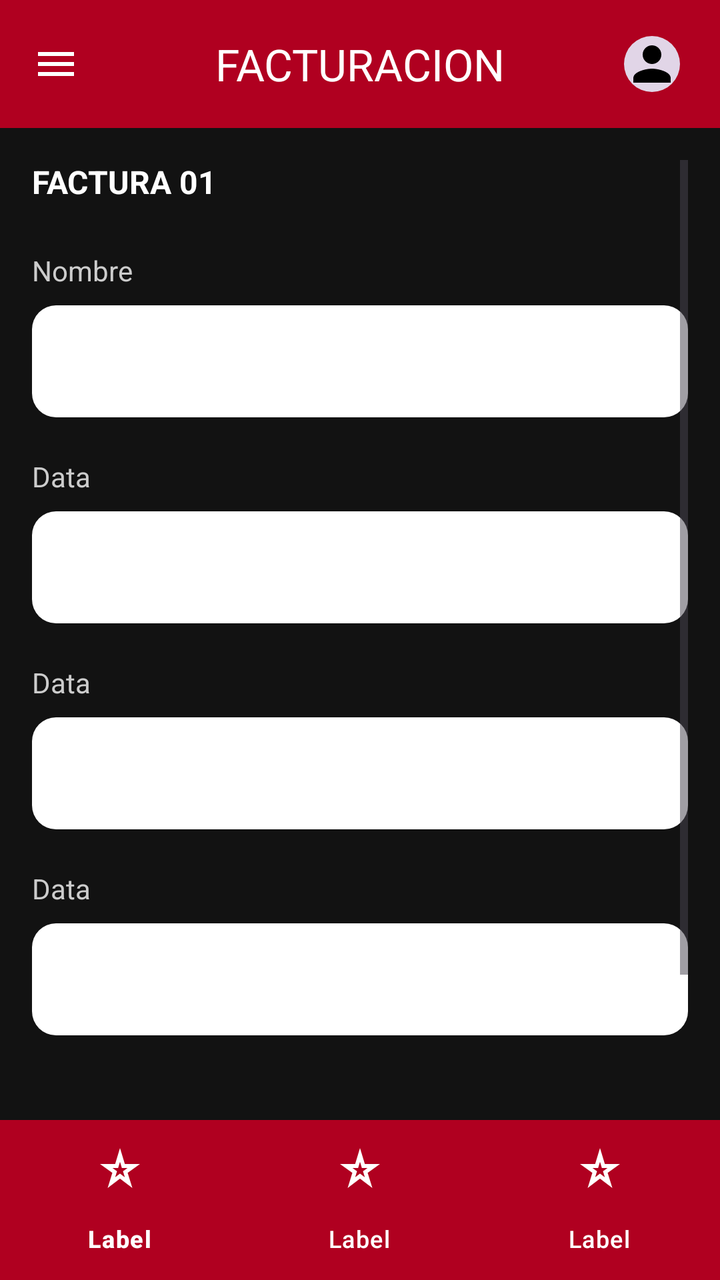
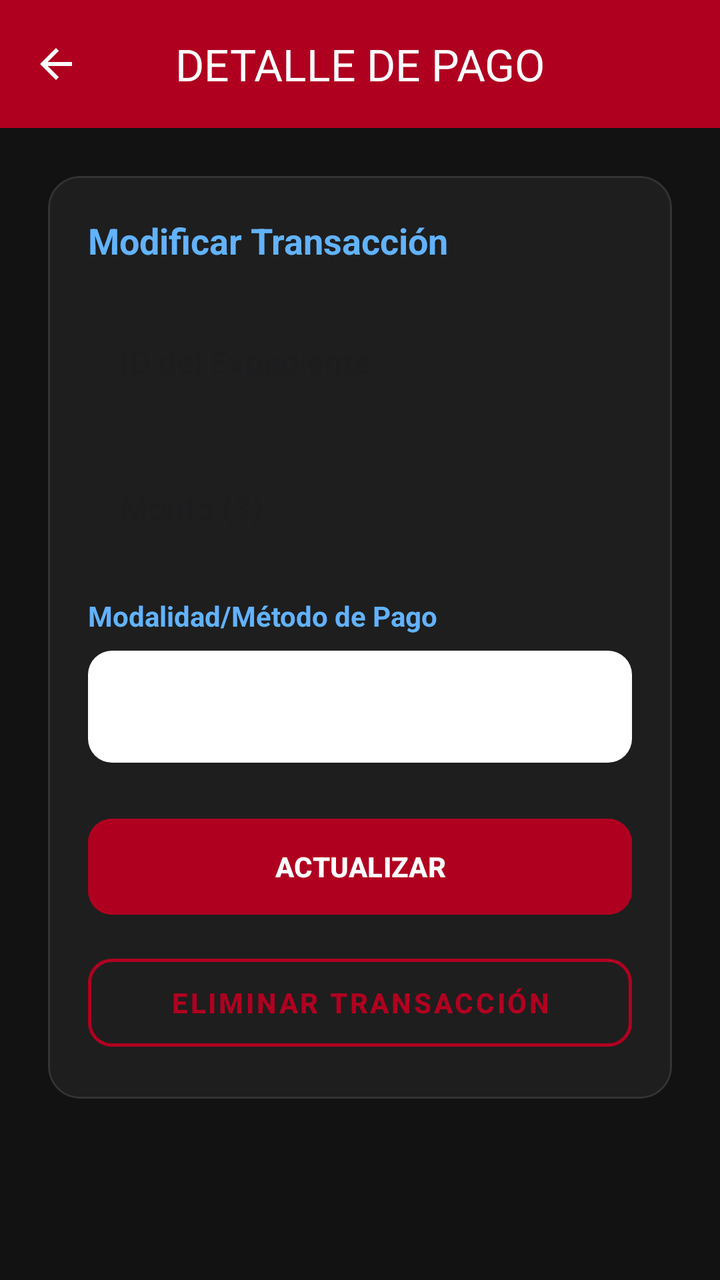

Two renders of the same Android screen: before a commit and after it. Below are the layout's source before the change and the commit's diff.
<!-- AndroidManifest.xml: application theme Theme.Autotechs -->
<!-- res/layout/activity_facturacion_editar.xml -->
<?xml version="1.0" encoding="utf-8"?>
<androidx.constraintlayout.widget.ConstraintLayout
    xmlns:android="http://schemas.android.com/apk/res/android"
    xmlns:app="http://schemas.android.com/apk/res-auto"
    xmlns:tools="http://schemas.android.com/tools"
    android:layout_width="match_parent"
    android:layout_height="match_parent"
    android:background="#121212"
    tools:context=".VehiculosCrudActivity">

    <com.google.android.material.appbar.AppBarLayout
        android:id="@+id/appBarLayout"
        android:layout_width="match_parent"
        android:layout_height="wrap_content"
        app:layout_constraintTop_toTopOf="parent">

        <com.google.android.material.appbar.MaterialToolbar
            android:id="@+id/topAppBar"
            android:layout_width="match_parent"
            android:layout_height="?attr/actionBarSize"
            android:background="#B00020"
            app:navigationIcon="@drawable/ic_menu"
            app:navigationIconTint="@android:color/white"
            app:title="FACTURACION"
            app:titleCentered="true"
            app:titleTextColor="@android:color/white">

            <com.google.android.material.imageview.ShapeableImageView
                android:layout_width="36dp"
                android:layout_height="36dp"
                android:layout_gravity="end"
                android:layout_marginEnd="16dp"
                android:background="#E1D5E7"
                android:padding="4dp"
                android:src="@drawable/ic_profile_placeholder"
                app:shapeAppearanceOverlay="@style/CircleImageStyle" />
        </com.google.android.material.appbar.MaterialToolbar>
    </com.google.android.material.appbar.AppBarLayout>

    <ScrollView
        android:layout_width="match_parent"
        android:layout_height="0dp"
        android:paddingHorizontal="16dp"
        android:paddingTop="16dp"
        app:layout_constraintTop_toBottomOf="@id/appBarLayout"
        app:layout_constraintBottom_toTopOf="@id/bottomNavigation">

        <LinearLayout
            android:layout_width="match_parent"
            android:layout_height="wrap_content"
            android:orientation="vertical">

            <TextView
                android:id="@+id/tvSubtitleLabel"
                android:layout_width="wrap_content"
                android:layout_height="wrap_content"
                android:layout_marginBottom="24dp"
                android:text="FACTURA 01"
                android:textColor="@android:color/white"
                android:textSize="16sp"
                android:textStyle="bold" />

            <TextView
                android:id="@+id/tvField1Label"
                style="@style/InputFieldLabelStyle"
                android:text="Nombre" />
            <com.google.android.material.textfield.TextInputEditText
                android:id="@+id/etField1"
                style="@style/InputFieldStyle" />

            <TextView
                android:id="@+id/tvField2Label"
                style="@style/InputFieldLabelStyle"
                android:text="Data" />
            <com.google.android.material.textfield.TextInputEditText
                android:id="@+id/etField2"
                style="@style/InputFieldStyle" />

            <TextView
                android:id="@+id/tvField3Label"
                style="@style/InputFieldLabelStyle"
                android:text="Data" />
            <com.google.android.material.textfield.TextInputEditText
                android:id="@+id/etField3"
                style="@style/InputFieldStyle" />

            <TextView
                android:id="@+id/tvField4Label"
                style="@style/InputFieldLabelStyle"
                android:text="Data" />
            <com.google.android.material.textfield.TextInputEditText
                android:id="@+id/etField4"
                style="@style/InputFieldStyle" />

            <View
                android:layout_width="match_parent"
                android:layout_height="32dp" />

            <LinearLayout
                android:layout_width="wrap_content"
                android:layout_height="wrap_content"
                android:layout_gravity="end"
                android:orientation="horizontal"
                android:layout_marginBottom="24dp">

                <com.google.android.material.button.MaterialButton
                    android:id="@+id/btnBorrar"
                    style="@style/OutlinedActionButtonStyle"
                    android:text="BORRAR" />

                <com.google.android.material.button.MaterialButton
                    android:id="@+id/btnEditar"
                    style="@style/SolidActionButtonStyle"
                    android:layout_marginStart="16dp"
                    android:text="EDITAR" />
            </LinearLayout>

        </LinearLayout>
    </ScrollView>

    <com.google.android.material.bottomnavigation.BottomNavigationView
        android:id="@+id/bottomNavigation"
        android:layout_width="match_parent"
        android:layout_height="wrap_content"
        android:background="#B00020"
        app:itemIconTint="@android:color/white"
        app:itemTextColor="@android:color/white"
        app:labelVisibilityMode="labeled"
        app:layout_constraintBottom_toBottomOf="parent"
        app:menu="@menu/bottom_nav_menu" />

</androidx.constraintlayout.widget.ConstraintLayout>
<!-- resources referenced by this layout -->
<resources>
  <!-- drawable ic_menu (drawable) -->
  <vector xmlns:android="http://schemas.android.com/apk/res/android" android:height="24dp" android:tint="#000000" android:viewportHeight="24" android:viewportWidth="24" android:width="24dp">
        
      <path android:fillColor="@android:color/white" android:pathData="M3,18h18v-2L3,16v2zM3,13h18v-2L3,11v2zM3,6v2h18L21,6L3,6z"/>
      
  </vector>
  <!-- drawable ic_profile_placeholder (drawable) -->
  <vector xmlns:android="http://schemas.android.com/apk/res/android" android:height="24dp" android:tint="#000000" android:viewportHeight="24" android:viewportWidth="24" android:width="24dp">
        
      <path android:fillColor="@android:color/white" android:pathData="M12,12c2.21,0 4,-1.79 4,-4s-1.79,-4 -4,-4 -4,1.79 -4,4 1.79,4 4,4zM12,14c-2.67,0 -8,1.34 -8,4v2h16v-2c0,-2.66 -5.33,-4 -8,-4z"/>
      
  </vector>
  <style name="CircleImageStyle">
          <item name="cornerSize">50%</item>
      </style>
  <style name="InputFieldLabelStyle">
          <item name="android:layout_width">wrap_content</item>
          <item name="android:layout_height">wrap_content</item>
          <item name="android:layout_marginBottom">8dp</item>
          <item name="android:textColor">#CCCCCC</item>
          <item name="android:textSize">14sp</item>
      </style>
  <style name="InputFieldStyle">
          <item name="android:layout_width">match_parent</item>
          <item name="android:layout_height">56dp</item>
          <item name="android:layout_marginBottom">20dp</item>
          <item name="android:background">@drawable/bg_input_field</item>
          <item name="android:paddingLeft">16dp</item>
          <item name="android:paddingRight">16dp</item>
          <item name="android:textColor">#000000</item>
          <item name="android:textSize">16sp</item>
      </style>
  <style name="OutlinedActionButtonStyle" parent="Widget.MaterialComponents.Button.OutlinedButton">
          <item name="android:layout_width">wrap_content</item>
          <item name="android:layout_height">wrap_content</item>
          <item name="android:paddingLeft">24dp</item>
          <item name="android:paddingRight">24dp</item>
          <item name="android:paddingTop">12dp</item>
          <item name="android:paddingBottom">12dp</item>
          <item name="android:textColor">@android:color/white</item>
          <item name="cornerSize">24dp</item>
          <item name="strokeColor">#FFFFFF</item>
          <item name="strokeWidth">1dp</item>
      </style>
  <style name="SolidActionButtonStyle" parent="BaseActionButtonStyle">
          <item name="backgroundTint">#6750A4</item>
      </style>
  <style name="Theme.Autotechs" parent="Base.Theme.Autotechs" />
  <!-- drawable bg_input_field (drawable) -->
  <?xml version="1.0" encoding="utf-8"?>
  <shape xmlns:android="http://schemas.android.com/apk/res/android">
      <solid android:color="@android:color/white" />
      <corners android:radius="12dp" />
  </shape>
  <style name="BaseActionButtonStyle" parent="Widget.MaterialComponents.Button.UnelevatedButton">
          <item name="android:layout_width">wrap_content</item>
          <item name="android:layout_height">wrap_content</item>
          <item name="android:paddingLeft">24dp</item>
          <item name="android:paddingRight">24dp</item>
          <item name="android:paddingTop">12dp</item>
          <item name="android:paddingBottom">12dp</item>
          <item name="android:textColor">@android:color/white</item>
          <item name="cornerSize">24dp</item>
      </style>
  <style name="Base.Theme.Autotechs" parent="Theme.Material3.DayNight.NoActionBar">
          
          
      </style>
</resources>

<!-- the commit's change to res/layout/activity_facturacion_editar.xml (unified diff, before → after) -->
@@ -2,11 +2,9 @@
 <androidx.constraintlayout.widget.ConstraintLayout
     xmlns:android="http://schemas.android.com/apk/res/android"
     xmlns:app="http://schemas.android.com/apk/res-auto"
-    xmlns:tools="http://schemas.android.com/tools"
     android:layout_width="match_parent"
     android:layout_height="match_parent"
-    android:background="#121212"
-    tools:context=".VehiculosCrudActivity">
+    android:background="#121212">
 
     <com.google.android.material.appbar.AppBarLayout
         android:id="@+id/appBarLayout"
@@ -19,114 +17,118 @@
             android:layout_width="match_parent"
             android:layout_height="?attr/actionBarSize"
             android:background="#B00020"
-            app:navigationIcon="@drawable/ic_menu"
+            app:navigationIcon="@drawable/ic_back"
             app:navigationIconTint="@android:color/white"
-            app:title="FACTURACION"
+            app:title="DETALLE DE PAGO"
             app:titleCentered="true"
-            app:titleTextColor="@android:color/white">
-
-            <com.google.android.material.imageview.ShapeableImageView
-                android:layout_width="36dp"
-                android:layout_height="36dp"
-                android:layout_gravity="end"
-                android:layout_marginEnd="16dp"
-                android:background="#E1D5E7"
-                android:padding="4dp"
-                android:src="@drawable/ic_profile_placeholder"
-                app:shapeAppearanceOverlay="@style/CircleImageStyle" />
-        </com.google.android.material.appbar.MaterialToolbar>
+            app:titleTextColor="@android:color/white" />
     </com.google.android.material.appbar.AppBarLayout>
 
     <ScrollView
         android:layout_width="match_parent"
         android:layout_height="0dp"
-        android:paddingHorizontal="16dp"
-        android:paddingTop="16dp"
+        android:fillViewport="true"
         app:layout_constraintTop_toBottomOf="@id/appBarLayout"
-        app:layout_constraintBottom_toTopOf="@id/bottomNavigation">
+        app:layout_constraintBottom_toBottomOf="parent">
 
         <LinearLayout
             android:layout_width="match_parent"
             android:layout_height="wrap_content"
-            android:orientation="vertical">
+            android:orientation="vertical"
+            android:padding="24dp">
 
-            <TextView
-                android:id="@+id/tvSubtitleLabel"
-                android:layout_width="wrap_content"
+            <com.google.android.material.card.MaterialCardView
+                android:layout_width="match_parent"
                 android:layout_height="wrap_content"
-                android:layout_marginBottom="24dp"
-                android:text="FACTURA 01"
-                android:textColor="@android:color/white"
-                android:textSize="16sp"
-                android:textStyle="bold" />
+                app:cardCornerRadius="16dp"
+                app:cardBackgroundColor="#1E1E1E"
+                app:strokeColor="#333333"
+                app:strokeWidth="1dp">
 
-            <TextView
-                android:id="@+id/tvField1Label"
-                style="@style/InputFieldLabelStyle"
-                android:text="Nombre" />
-            <com.google.android.material.textfield.TextInputEditText
-                android:id="@+id/etField1"
-                style="@style/InputFieldStyle" />
+                <LinearLayout
+                    android:layout_width="match_parent"
+                    android:layout_height="wrap_content"
+                    android:orientation="vertical"
+                    android:padding="20dp">
 
-            <TextView
-                android:id="@+id/tvField2Label"
-                style="@style/InputFieldLabelStyle"
-                android:text="Data" />
-            <com.google.android.material.textfield.TextInputEditText
-                android:id="@+id/etField2"
-                style="@style/InputFieldStyle" />
+                    <TextView
+                        android:layout_width="wrap_content"
+                        android:layout_height="wrap_content"
+                        android:text="Modificar Transacción"
+                        android:textColor="#62B2FD"
+                        android:textSize="18sp"
+                        android:textStyle="bold"
+                        android:layout_marginBottom="16dp"/>
 
-            <TextView
-                android:id="@+id/tvField3Label"
-                style="@style/InputFieldLabelStyle"
-                android:text="Data" />
-            <com.google.android.material.textfield.TextInputEditText
-                android:id="@+id/etField3"
-                style="@style/InputFieldStyle" />
+                    <com.google.android.material.textfield.TextInputLayout
+                        android:layout_width="match_parent"
+                        android:layout_height="wrap_content"
+                        android:layout_marginBottom="12dp"
+                        style="@style/Widget.MaterialComponents.TextInputLayout.OutlinedBox">
+                        <com.google.android.material.textfield.TextInputEditText
+                            android:id="@+id/etExpedienteId"
+                            android:layout_width="match_parent"
+                            android:layout_height="wrap_content"
+                            android:hint="ID del Expediente"
+                            android:inputType="number"
+                            android:textColor="@android:color/white"/>
+                    </com.google.android.material.textfield.TextInputLayout>
 
-            <TextView
-                android:id="@+id/tvField4Label"
-                style="@style/InputFieldLabelStyle"
-                android:text="Data" />
-            <com.google.android.material.textfield.TextInputEditText
-                android:id="@+id/etField4"
-                style="@style/InputFieldStyle" />
+                    <com.google.android.material.textfield.TextInputLayout
+                        android:layout_width="match_parent"
+                        android:layout_height="wrap_content"
+                        android:layout_marginBottom="16dp"
+                        style="@style/Widget.MaterialComponents.TextInputLayout.OutlinedBox">
+                        <com.google.android.material.textfield.TextInputEditText
+                            android:id="@+id/etMonto"
+                            android:layout_width="match_parent"
+                            android:layout_height="wrap_content"
+                            android:hint="Monto ($)"
+                            android:inputType="numberDecimal"
+                            android:textColor="@android:color/white"/>
+                    </com.google.android.material.textfield.TextInputLayout>
 
-            <View
-                android:layout_width="match_parent"
-                android:layout_height="32dp" />
+                    <TextView
+                        android:layout_width="wrap_content"
+                        android:layout_height="wrap_content"
+                        android:text="Modalidad/Método de Pago"
+                        android:textColor="#62B2FD"
+                        android:textStyle="bold"
+                        android:layout_marginBottom="8dp"/>
 
-            <LinearLayout
-                android:layout_width="wrap_content"
-                android:layout_height="wrap_content"
-                android:layout_gravity="end"
-                android:orientation="horizontal"
-                android:layout_marginBottom="24dp">
+                    <Spinner
+                        android:id="@+id/spinnerModalidad"
+                        android:layout_width="match_parent"
+                        android:layout_height="56dp"
+                        android:layout_marginBottom="24dp"
+                        android:background="@drawable/rounded_input_bg"
+                        android:padding="8dp" />
 
-                <com.google.android.material.button.MaterialButton
-                    android:id="@+id/btnBorrar"
-                    style="@style/OutlinedActionButtonStyle"
-                    android:text="BORRAR" />
+                    <com.google.android.material.button.MaterialButton
+                        android:id="@+id/btnActualizar"
+                        android:layout_width="match_parent"
+                        android:layout_height="56dp"
+                        android:backgroundTint="#B00020"
+                        android:text="ACTUALIZAR"
+                        android:textColor="@android:color/white"
+                        android:textStyle="bold"
+                        android:layout_marginBottom="12dp"
+                        app:cornerRadius="12dp" />
 
-                <com.google.android.material.button.MaterialButton
-                    android:id="@+id/btnEditar"
-                    style="@style/SolidActionButtonStyle"
-                    android:layout_marginStart="16dp"
-                    android:text="EDITAR" />
-            </LinearLayout>
+                    <com.google.android.material.button.MaterialButton
+                        android:id="@+id/btnEliminar"
+                        style="@style/Widget.MaterialComponents.Button.OutlinedButton"
+                        android:layout_width="match_parent"
+                        android:layout_height="56dp"
+                        android:text="ELIMINAR TRANSACCIÓN"
+                        android:textColor="#B00020"
+                        android:textStyle="bold"
+                        app:cornerRadius="12dp"
+                        app:strokeColor="#B00020"
+                        app:strokeWidth="1.5dp" />
 
+                </LinearLayout>
+            </com.google.android.material.card.MaterialCardView>
         </LinearLayout>
     </ScrollView>
-
-    <com.google.android.material.bottomnavigation.BottomNavigationView
-        android:id="@+id/bottomNavigation"
-        android:layout_width="match_parent"
-        android:layout_height="wrap_content"
-        android:background="#B00020"
-        app:itemIconTint="@android:color/white"
-        app:itemTextColor="@android:color/white"
-        app:labelVisibilityMode="labeled"
-        app:layout_constraintBottom_toBottomOf="parent"
-        app:menu="@menu/bottom_nav_menu" />
-
 </androidx.constraintlayout.widget.ConstraintLayout>
<!-- resource entries referenced after the edit -->
@@ -1,69 +1,18 @@
 <!-- resources referenced by this layout -->
 <resources>
-  <!-- drawable ic_menu (drawable) -->
-  <vector xmlns:android="http://schemas.android.com/apk/res/android" android:height="24dp" android:tint="#000000" android:viewportHeight="24" android:viewportWidth="24" android:width="24dp">
+  <!-- drawable ic_back (drawable) -->
+  <vector xmlns:android="http://schemas.android.com/apk/res/android" android:autoMirrored="true" android:height="24dp" android:tint="#000000" android:viewportHeight="24" android:viewportWidth="24" android:width="24dp">
         
-      <path android:fillColor="@android:color/white" android:pathData="M3,18h18v-2L3,16v2zM3,13h18v-2L3,11v2zM3,6v2h18L21,6L3,6z"/>
+      <path android:fillColor="@android:color/white" android:pathData="M20,11H7.83l5.59,-5.59L12,4l-8,8 8,8 1.41,-1.41L7.83,13H20v-2z"/>
       
   </vector>
-  <!-- drawable ic_profile_placeholder (drawable) -->
-  <vector xmlns:android="http://schemas.android.com/apk/res/android" android:height="24dp" android:tint="#000000" android:viewportHeight="24" android:viewportWidth="24" android:width="24dp">
-        
-      <path android:fillColor="@android:color/white" android:pathData="M12,12c2.21,0 4,-1.79 4,-4s-1.79,-4 -4,-4 -4,1.79 -4,4 1.79,4 4,4zM12,14c-2.67,0 -8,1.34 -8,4v2h16v-2c0,-2.66 -5.33,-4 -8,-4z"/>
-      
-  </vector>
-  <style name="CircleImageStyle">
-          <item name="cornerSize">50%</item>
-      </style>
-  <style name="InputFieldLabelStyle">
-          <item name="android:layout_width">wrap_content</item>
-          <item name="android:layout_height">wrap_content</item>
-          <item name="android:layout_marginBottom">8dp</item>
-          <item name="android:textColor">#CCCCCC</item>
-          <item name="android:textSize">14sp</item>
-      </style>
-  <style name="InputFieldStyle">
-          <item name="android:layout_width">match_parent</item>
-          <item name="android:layout_height">56dp</item>
-          <item name="android:layout_marginBottom">20dp</item>
-          <item name="android:background">@drawable/bg_input_field</item>
-          <item name="android:paddingLeft">16dp</item>
-          <item name="android:paddingRight">16dp</item>
-          <item name="android:textColor">#000000</item>
-          <item name="android:textSize">16sp</item>
-      </style>
-  <style name="OutlinedActionButtonStyle" parent="Widget.MaterialComponents.Button.OutlinedButton">
-          <item name="android:layout_width">wrap_content</item>
-          <item name="android:layout_height">wrap_content</item>
-          <item name="android:paddingLeft">24dp</item>
-          <item name="android:paddingRight">24dp</item>
-          <item name="android:paddingTop">12dp</item>
-          <item name="android:paddingBottom">12dp</item>
-          <item name="android:textColor">@android:color/white</item>
-          <item name="cornerSize">24dp</item>
-          <item name="strokeColor">#FFFFFF</item>
-          <item name="strokeWidth">1dp</item>
-      </style>
-  <style name="SolidActionButtonStyle" parent="BaseActionButtonStyle">
-          <item name="backgroundTint">#6750A4</item>
-      </style>
-  <style name="Theme.Autotechs" parent="Base.Theme.Autotechs" />
-  <!-- drawable bg_input_field (drawable) -->
+  <!-- drawable rounded_input_bg (drawable) -->
   <?xml version="1.0" encoding="utf-8"?>
   <shape xmlns:android="http://schemas.android.com/apk/res/android">
       <solid android:color="@android:color/white" />
       <corners android:radius="12dp" />
   </shape>
-  <style name="BaseActionButtonStyle" parent="Widget.MaterialComponents.Button.UnelevatedButton">
-          <item name="android:layout_width">wrap_content</item>
-          <item name="android:layout_height">wrap_content</item>
-          <item name="android:paddingLeft">24dp</item>
-          <item name="android:paddingRight">24dp</item>
-          <item name="android:paddingTop">12dp</item>
-          <item name="android:paddingBottom">12dp</item>
-          <item name="android:textColor">@android:color/white</item>
-          <item name="cornerSize">24dp</item>
-      </style>
+  <style name="Theme.Autotechs" parent="Base.Theme.Autotechs" />
   <style name="Base.Theme.Autotechs" parent="Theme.Material3.DayNight.NoActionBar">
           
           
